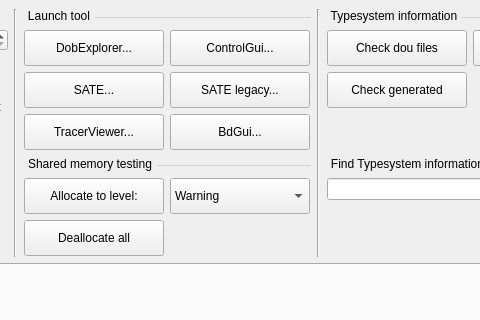
SafirSDK/safir-sdk-core, file src/util/tool_launcher/src/MainWindow.ui: the form before one commit; both pictures show x 94 to 574 and y 0 to 320 of the 815 by 676 pixel window.
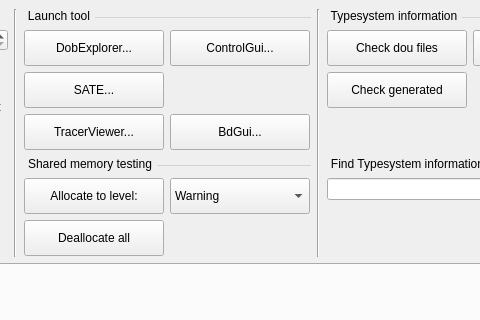
The form after the commit. Icons and pictures are not drawn.

Commit message: Remove sate_legacy, which has been deprecated for a while. #564

Diff of the .ui file:
```diff
--- a/src/util/tool_launcher/src/MainWindow.ui
+++ b/src/util/tool_launcher/src/MainWindow.ui
@@ -412,28 +412,6 @@
            </property>
           </widget>
          </item>
-         <item row="1" column="1">
-          <widget class="QPushButton" name="launchSateLegacyButton">
-           <property name="sizePolicy">
-            <sizepolicy hsizetype="MinimumExpanding" vsizetype="Fixed">
-             <horstretch>0</horstretch>
-             <verstretch>0</verstretch>
-            </sizepolicy>
-           </property>
-           <property name="minimumSize">
-            <size>
-             <width>140</width>
-             <height>36</height>
-            </size>
-           </property>
-           <property name="toolTip">
-            <string>Launch sate_legacy</string>
-           </property>
-           <property name="text">
-            <string>SATE legacy...</string>
-           </property>
-          </widget>
-         </item>
          <item row="2" column="1">
           <widget class="QPushButton" name="launchBdGuiButton">
            <property name="sizePolicy">
```
The commit also changes 124 other files.
